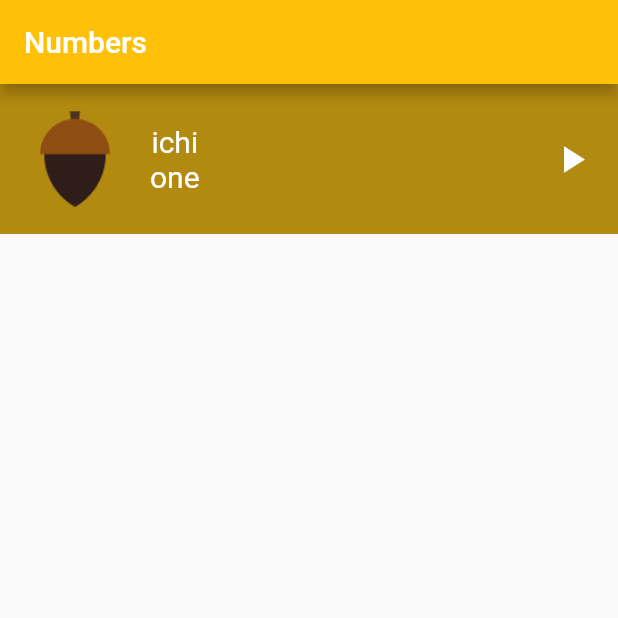
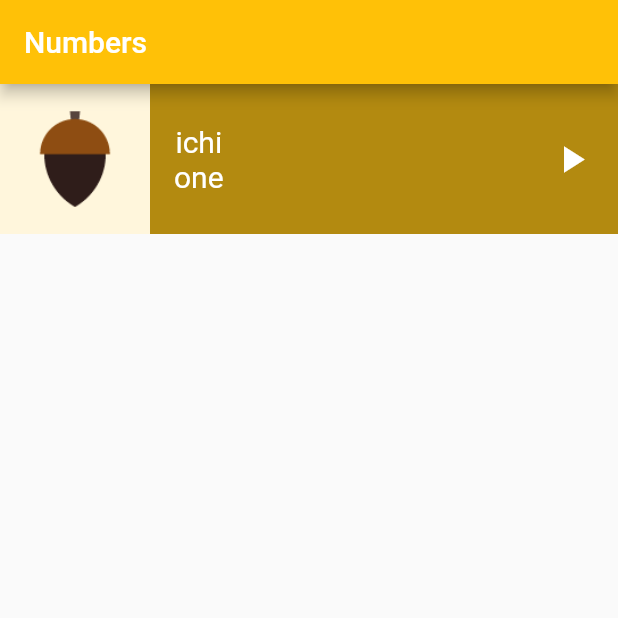
Before and after one commit to MOoRoshdy/FLUTTER_PROJECTS_APP, a Flutter app: the screen it shows after launch, after a tap on "Numbers", on a phone screen of 412 x 824 dp, the top half of it. Run offline on Flutter 3.47's test engine with Material 2 defaults, Android fonts, the phone set to English and light mode, and no system bars.

Commit message:
add background color to photo and paddin to cloumn to move text to right

```diff
--- a/language_learn_app/lib/screens/numbers_page.dart
+++ b/language_learn_app/lib/screens/numbers_page.dart
@@ -17,8 +17,12 @@ class NumbersPage extends StatelessWidget {
           height: 100,
           child: Row(
             children: [
-              Image.asset('assets/images/numbers/number_one.png'),
-              Column(
+              Container(
+                  color: Color(0xffFFF6DC),
+                  child: Image.asset('assets/images/numbers/number_one.png')),
+              Padding(
+                padding: const EdgeInsets.only(left: 16),
+                child: Column(
                   mainAxisAlignment: MainAxisAlignment.center,
                   children: [
                     Text(
@@ -30,6 +34,7 @@ class NumbersPage extends StatelessWidget {
                       style: TextStyle(color: Colors.white, fontSize: 20),
                     ),
                   ],
+                ),
               ),
               Spacer(
                 flex: 1,
```
Lines whose indentation alone changed are shown as unchanged.
